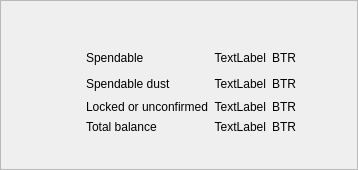
First picture: the form in src/balanceoverviewframe.ui, repository ByteRub/bytecoin-gui, before the edit.
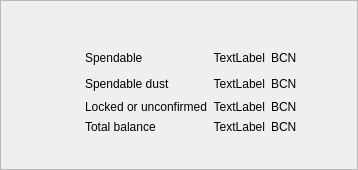
Second picture: the form after the edit. Icons and pictures are not drawn.

Patch:
```diff
--- a/src/balanceoverviewframe.ui
+++ b/src/balanceoverviewframe.ui
@@ -121,7 +121,7 @@
    <item row="7" column="6">
     <widget class="QLabel" name="m_overviewTotalBalanceTickerLabel">
      <property name="text">
-      <string>BTR</string>
+      <string>BCN</string>
      </property>
     </widget>
    </item>
@@ -138,7 +138,7 @@
    <item row="6" column="6">
     <widget class="QLabel" name="m_overviewLockedOrUnconfirmedBalanceTickerLabel">
      <property name="text">
-      <string>BTR</string>
+      <string>BCN</string>
      </property>
      <property name="indent">
       <number>0</number>
@@ -190,7 +190,7 @@
    <item row="4" column="6">
     <widget class="QLabel" name="m_overviewSpendableBalanceTickerLabel">
      <property name="text">
-      <string>BTR</string>
+      <string>BCN</string>
      </property>
      <property name="indent">
       <number>0</number>
@@ -222,7 +222,7 @@
    <item row="5" column="6">
     <widget class="QLabel" name="m_overviewSpendableDustBalanceTickerLabel">
      <property name="text">
-      <string>BTR</string>
+      <string>BCN</string>
      </property>
      <property name="indent">
       <number>0</number>
```
